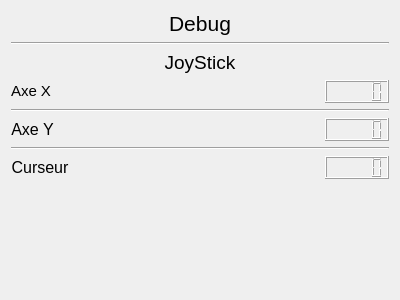
Old version of the form debug.ui in the repository xdbob/Sphero.
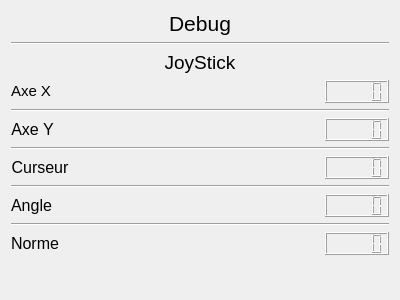
New version of the form.

Patch:
```diff
--- a/debug.ui
+++ b/debug.ui
@@ -154,6 +154,82 @@
      </item>
     </layout>
    </item>
+   <item>
+    <widget class="Line" name="line_4">
+     <property name="orientation">
+      <enum>Qt::Horizontal</enum>
+     </property>
+    </widget>
+   </item>
+   <item>
+    <layout class="QHBoxLayout" name="horizontalLayout_4">
+     <item>
+      <widget class="QLabel" name="label_6">
+       <property name="text">
+        <string>&lt;!DOCTYPE HTML PUBLIC &quot;-//W3C//DTD HTML 4.0//EN&quot; &quot;http://www.w3.org/TR/REC-html40/strict.dtd&quot;&gt;
+&lt;html&gt;&lt;head&gt;&lt;meta name=&quot;qrichtext&quot; content=&quot;1&quot; /&gt;&lt;style type=&quot;text/css&quot;&gt;
+p, li { white-space: pre-wrap; }
+&lt;/style&gt;&lt;/head&gt;&lt;body style=&quot; font-family:'MS Shell Dlg 2'; font-size:8.25pt; font-weight:400; font-style:normal;&quot;&gt;
+&lt;p align=&quot;center&quot; style=&quot; margin-top:0px; margin-bottom:0px; margin-left:0px; margin-right:0px; -qt-block-indent:0; text-indent:0px;&quot;&gt;&lt;span style=&quot; font-size:12pt;&quot;&gt;Angle&lt;/span&gt;&lt;/p&gt;&lt;/body&gt;&lt;/html&gt;</string>
+       </property>
+      </widget>
+     </item>
+     <item>
+      <spacer name="horizontalSpacer_4">
+       <property name="orientation">
+        <enum>Qt::Horizontal</enum>
+       </property>
+       <property name="sizeHint" stdset="0">
+        <size>
+         <width>40</width>
+         <height>20</height>
+        </size>
+       </property>
+      </spacer>
+     </item>
+     <item>
+      <widget class="QLCDNumber" name="Angle"/>
+     </item>
+    </layout>
+   </item>
+   <item>
+    <widget class="Line" name="line_5">
+     <property name="orientation">
+      <enum>Qt::Horizontal</enum>
+     </property>
+    </widget>
+   </item>
+   <item>
+    <layout class="QHBoxLayout" name="horizontalLayout_5">
+     <item>
+      <widget class="QLabel" name="label_7">
+       <property name="text">
+        <string>&lt;!DOCTYPE HTML PUBLIC &quot;-//W3C//DTD HTML 4.0//EN&quot; &quot;http://www.w3.org/TR/REC-html40/strict.dtd&quot;&gt;
+&lt;html&gt;&lt;head&gt;&lt;meta name=&quot;qrichtext&quot; content=&quot;1&quot; /&gt;&lt;style type=&quot;text/css&quot;&gt;
+p, li { white-space: pre-wrap; }
+&lt;/style&gt;&lt;/head&gt;&lt;body style=&quot; font-family:'MS Shell Dlg 2'; font-size:8.25pt; font-weight:400; font-style:normal;&quot;&gt;
+&lt;p align=&quot;center&quot; style=&quot; margin-top:0px; margin-bottom:0px; margin-left:0px; margin-right:0px; -qt-block-indent:0; text-indent:0px;&quot;&gt;&lt;span style=&quot; font-size:12pt;&quot;&gt;Norme&lt;/span&gt;&lt;/p&gt;&lt;/body&gt;&lt;/html&gt;</string>
+       </property>
+      </widget>
+     </item>
+     <item>
+      <spacer name="horizontalSpacer_5">
+       <property name="orientation">
+        <enum>Qt::Horizontal</enum>
+       </property>
+       <property name="sizeHint" stdset="0">
+        <size>
+         <width>40</width>
+         <height>20</height>
+        </size>
+       </property>
+      </spacer>
+     </item>
+     <item>
+      <widget class="QLCDNumber" name="Norme"/>
+     </item>
+    </layout>
+   </item>
    <item>
     <spacer name="verticalSpacer">
      <property name="orientation">
```
